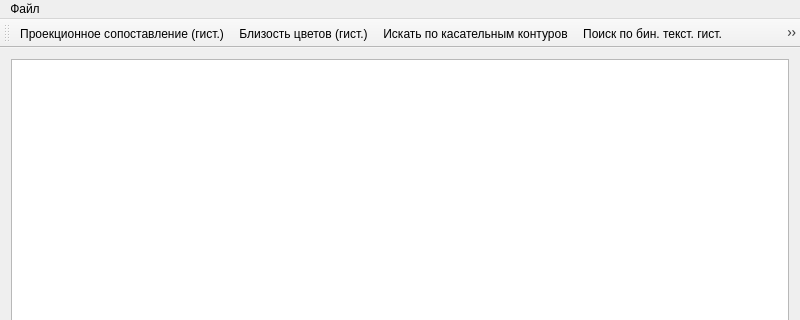
The window that mainwindow.ui (andrew-k-21-12/aioi3) describes before a commit, drawn with Qt 5; both pictures show x 0 to 800 and y 0 to 320 of the 800 by 600 pixel window.
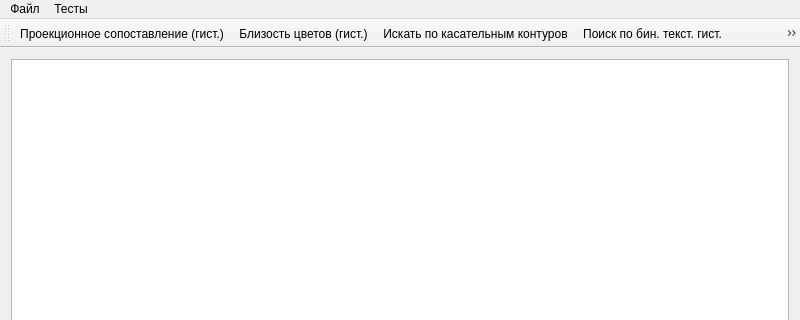
The same window after the commit.

Commit message: Custom Sobel

Patch:
```diff
--- a/mainwindow.ui
+++ b/mainwindow.ui
@@ -32,7 +32,14 @@
     </property>
     <addaction name="actionLoad"/>
    </widget>
+   <widget class="QMenu" name="menu">
+    <property name="title">
+     <string>Тесты</string>
+    </property>
+    <addaction name="actionSobel"/>
+   </widget>
    <addaction name="menuImage"/>
+   <addaction name="menu"/>
   </widget>
   <widget class="QStatusBar" name="statusBar"/>
   <widget class="QToolBar" name="mainToolBar">
```
Left out of the diff: 8 changed lines with no effect on the pictures. The commit also changes 1 other file.
